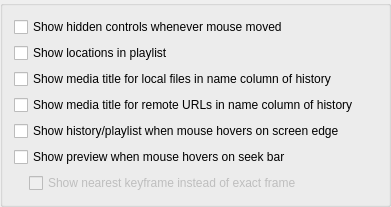
First picture: the form in src/bomi/ui/controlsthemewidget.ui, repository bylee20/bomi, before the edit.
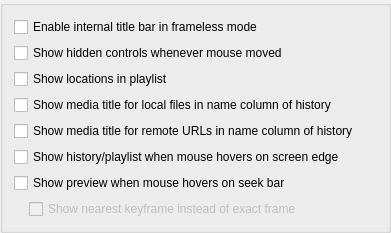
Second picture: the form after the edit.

Commit message: * New: internal title bar for frameless mode

Patch:
```diff
--- a/src/bomi/ui/controlsthemewidget.ui
+++ b/src/bomi/ui/controlsthemewidget.ui
@@ -7,10 +7,17 @@
     <x>0</x>
     <y>0</y>
     <width>391</width>
-    <height>174</height>
+    <height>201</height>
    </rect>
   </property>
   <layout class="QVBoxLayout" name="verticalLayout">
+   <item>
+    <widget class="QCheckBox" name="enable_title_bar">
+     <property name="text">
+      <string>Enable internal title bar in frameless mode</string>
+     </property>
+    </widget>
+   </item>
    <item>
     <widget class="QCheckBox" name="show_hidden_on_moved">
      <property name="text">
```
The commit also changes 27 other files.
